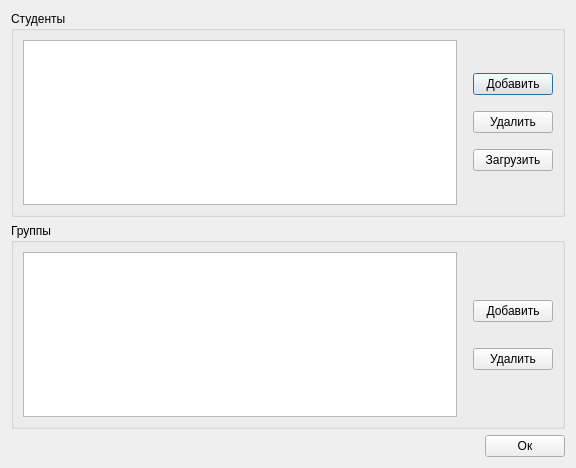
Above: ui/studentswindow.ui from 7enSmile/clientVKR before the change. Below: the same form after it.
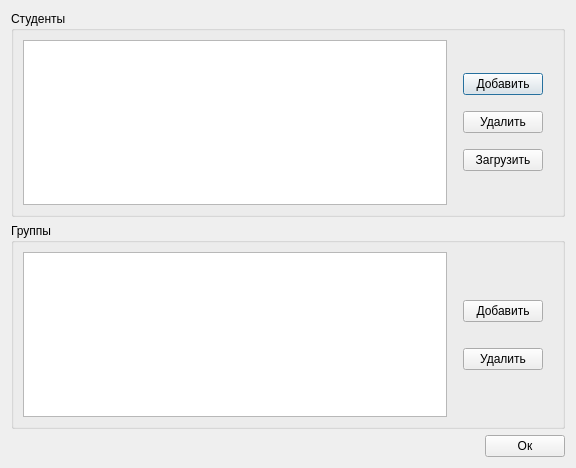
That is the form after the change.

```diff
--- a/ui/studentswindow.ui
+++ b/ui/studentswindow.ui
@@ -154,6 +154,22 @@
         </item>
        </layout>
       </item>
+      <item>
+       <spacer name="horizontalSpacer_4">
+        <property name="orientation">
+         <enum>Qt::Horizontal</enum>
+        </property>
+        <property name="sizeType">
+         <enum>QSizePolicy::Fixed</enum>
+        </property>
+        <property name="sizeHint" stdset="0">
+         <size>
+          <width>10</width>
+          <height>20</height>
+         </size>
+        </property>
+       </spacer>
+      </item>
      </layout>
     </widget>
    </item>
@@ -259,6 +275,22 @@
         </item>
        </layout>
       </item>
+      <item>
+       <spacer name="horizontalSpacer_5">
+        <property name="orientation">
+         <enum>Qt::Horizontal</enum>
+        </property>
+        <property name="sizeType">
+         <enum>QSizePolicy::Fixed</enum>
+        </property>
+        <property name="sizeHint" stdset="0">
+         <size>
+          <width>10</width>
+          <height>20</height>
+         </size>
+        </property>
+       </spacer>
+      </item>
      </layout>
     </widget>
    </item>
```
